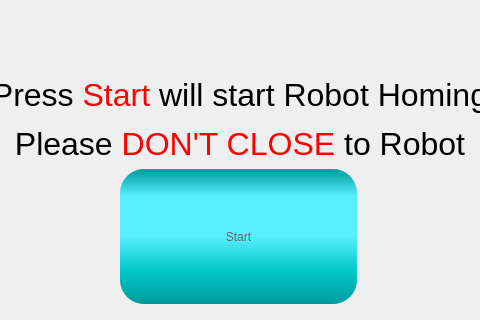
Qt form FunctionLib_UI/homing.ui (PoJenCheng/AitherBot_V2.1) before a commit; both pictures show x 172 to 652 and y 455 to 775 of the 825 by 775 pixel window.
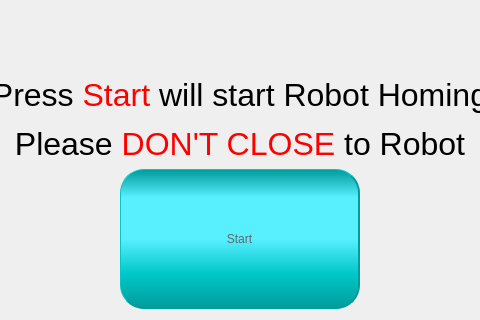
The same form after that commit. Custom widgets are drawn as their Qt base class.

Commit message: 修改： - HomingWidget的GUI

```diff
--- a/FunctionLib_UI/homing.ui
+++ b/FunctionLib_UI/homing.ui
@@ -77,9 +77,14 @@
 color:#666666;
 border-radius:24px;
 background-color: qlineargradient(spread:pad, x1:0, y1:0, x2:0, y2:1, stop:0 rgba(0, 155, 155, 255), stop:0.2 rgba(88, 239, 255, 255), stop:0.5 rgba(88, 239, 255, 255), stop:0.75 rgba(0, 200, 200, 255),  stop:1 rgba(0, 155, 155, 255));
-padding: 0px 20px;
+/*padding: 0px 20px;*/
+/*
 margin-bottom:5px;
-margin-right:3px;
+margin-right:3px;*/
+border-top:1px solid rgb(0, 200, 200);
+border-left:1px solid rgb(0, 200, 200);
+border-bottom:2px solid rgb(0, 155, 155);
+border-right:2px solid rgb(0, 155, 155);
 }
 
 QPushButton:hover{
@@ -119,6 +124,13 @@
    </item>
   </layout>
  </widget>
+ <customwidgets>
+  <customwidget>
+   <class>NaviButton</class>
+   <extends>QPushButton</extends>
+   <header location="global">FunctionLib_UI.WidgetButton.h</header>
+  </customwidget>
+ </customwidgets>
  <resources/>
  <connections/>
 </ui>
```
Left out of the diff: 10 changed lines with no effect on the pictures. The commit also changes 5 other files.
